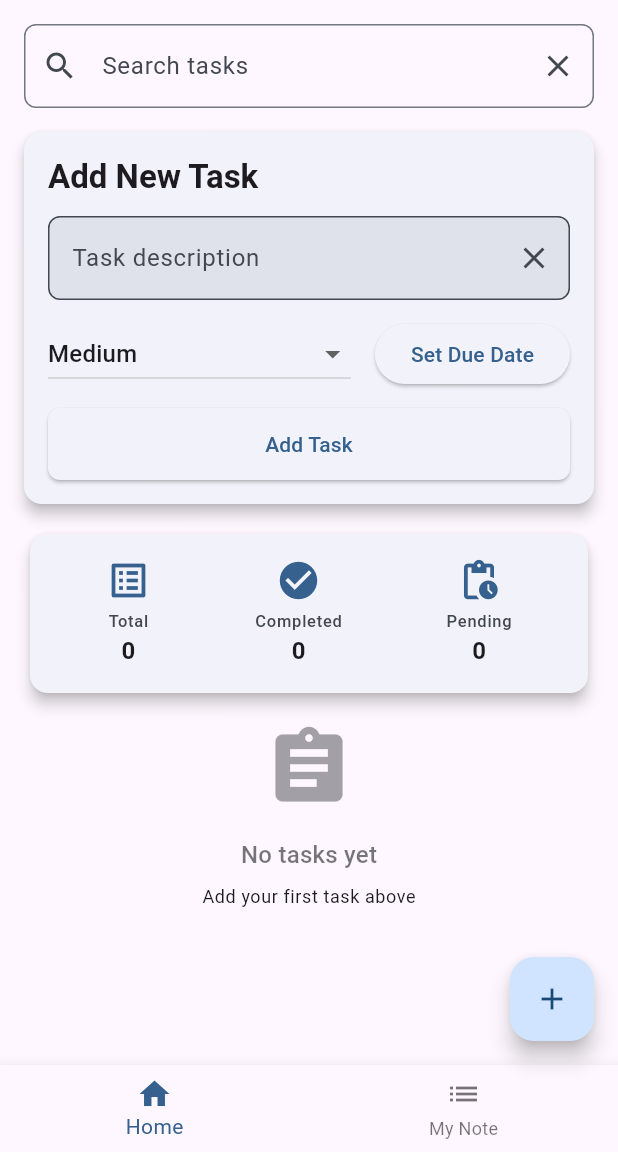
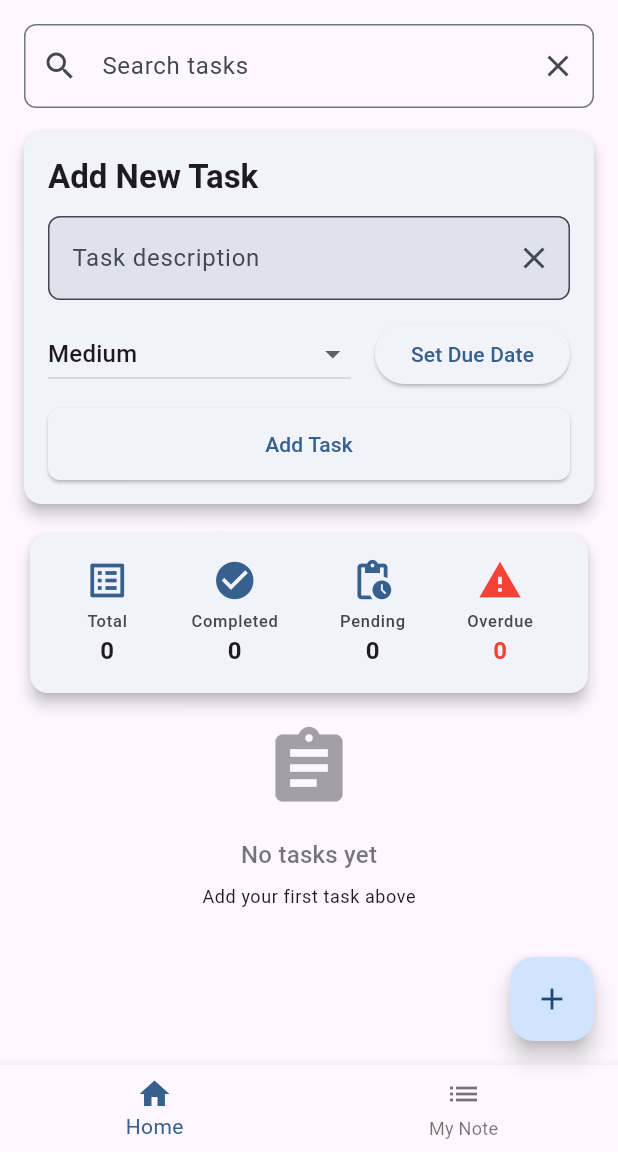
Before and after one commit to shahinul22/to_do_and_note, a Flutter app: the screen it shows after launch, on a phone screen of 412 x 824 dp, the part 84-1236 px from its top. Run offline on Flutter 3.47's test engine with Material 3 defaults, Android fonts, the phone set to English and light mode, and no system bars; our stand-ins replace flutter_local_notifications, shared_preferences, timezone.

Commit message:
add overdue tasks

```diff
--- a/lib/main.dart
+++ b/lib/main.dart
@@ -275,13 +275,11 @@
     );
   }
 
-  Widget _buildTodoItem(BuildContext context, int index) {
+  Widget _buildTodoItem(BuildContext context, int index, {bool isOverdue = false}) {
     final todo = _todos[index];
     final dueDateStr = todo['dueDate'];
     final priority = todo['priority'] ?? 'Medium';
     DateTime? dueDate = dueDateStr != null ? DateTime.parse(dueDateStr) : null;
-    final isOverdue =
-        dueDate != null && dueDate.isBefore(DateTime.now()) && !todo['completed'];
 
     Color priorityColor;
     switch (priority) {
@@ -471,7 +469,8 @@
 
   Widget _buildStatsCard() {
     final completedCount = _todos.where((todo) => todo['completed']).length;
-    final pendingCount = _todos.length - completedCount;
+    final pendingCount = _todos.where((todo) => !todo['completed']).length;
+    final overdueCount = _todos.where((todo) => _isOverdue(todo)).length;
 
     return Card(
       elevation: 4,
@@ -486,19 +485,23 @@
                 Icons.check_circle, 'Completed', completedCount.toString()),
             _buildStatItem(
                 Icons.pending_actions, 'Pending', pendingCount.toString()),
+            _buildStatItem(
+                Icons.warning, 'Overdue', overdueCount.toString(), isWarning: true),
           ],
         ),
       ),
     );
   }
 
-  Widget _buildStatItem(IconData icon, String label, String value) {
+  Widget _buildStatItem(IconData icon, String label, String value, {bool isWarning = false}) {
     return Column(
       children: [
         Icon(
           icon,
           size: 30,
-          color: Theme.of(context).colorScheme.primary,
+          color: isWarning
+              ? Colors.red
+              : Theme.of(context).colorScheme.primary,
         ),
         const SizedBox(height: 4),
         Text(
@@ -511,18 +514,41 @@
           value,
           style: Theme.of(context).textTheme.titleMedium?.copyWith(
             fontWeight: FontWeight.bold,
+            color: isWarning ? Colors.red : null,
           ),
         ),
       ],
     );
   }
 
+  bool _isOverdue(Map<String, dynamic> todo) {
+    if (todo['completed']) return false;
+    final dueDateStr = todo['dueDate'];
+    if (dueDateStr == null) return false;
+    final dueDate = DateTime.parse(dueDateStr);
+    return dueDate.isBefore(DateTime.now());
+  }
+
   List<MapEntry<int, Map<String, dynamic>>> _getFilteredAndSortedTodos(
-      bool completed) {
+      String category) {
     var filtered = _todos.asMap().entries.where((entry) {
       final todo = entry.value;
-      return todo['completed'] == completed &&
-          todo['task'].toLowerCase().contains(_searchQuery);
+
+      // Filter by category
+      bool matchesCategory = false;
+      switch (category) {
+        case 'pending':
+          matchesCategory = !todo['completed'] && !_isOverdue(todo);
+          break;
+        case 'overdue':
+          matchesCategory = !todo['completed'] && _isOverdue(todo);
+          break;
+        case 'completed':
+          matchesCategory = todo['completed'];
+          break;
+      }
+
+      return matchesCategory && todo['task'].toLowerCase().contains(_searchQuery);
     }).toList();
 
     filtered.sort((a, b) {
@@ -530,10 +556,12 @@
       final todoB = b.value;
       switch (_sortBy) {
         case 'Due Date':
-          final dateA =
-          todoA['dueDate'] != null ? DateTime.parse(todoA['dueDate']) : DateTime(9999);
-          final dateB =
-          todoB['dueDate'] != null ? DateTime.parse(todoB['dueDate']) : DateTime(9999);
+          final dateA = todoA['dueDate'] != null
+              ? DateTime.parse(todoA['dueDate'])
+              : DateTime(9999);
+          final dateB = todoB['dueDate'] != null
+              ? DateTime.parse(todoB['dueDate'])
+              : DateTime(9999);
           return dateA.compareTo(dateB);
         case 'Priority':
           const priorityMap = {'High': 3, 'Medium': 2, 'Low': 1};
@@ -551,10 +579,11 @@
   }
 
   Widget _buildTodoList() {
-    final pendingTodos = _getFilteredAndSortedTodos(false);
-    final completedTodos = _getFilteredAndSortedTodos(true);
+    final pendingTodos = _getFilteredAndSortedTodos('pending');
+    final overdueTodos = _getFilteredAndSortedTodos('overdue');
+    final completedTodos = _getFilteredAndSortedTodos('completed');
 
-    if (_todos.isEmpty || (pendingTodos.isEmpty && completedTodos.isEmpty)) {
+    if (_todos.isEmpty || (pendingTodos.isEmpty && overdueTodos.isEmpty && completedTodos.isEmpty)) {
       return Center(
         child: Column(
           mainAxisAlignment: MainAxisAlignment.center,
@@ -584,6 +613,32 @@
     return Column(
       crossAxisAlignment: CrossAxisAlignment.start,
       children: [
+        if (overdueTodos.isNotEmpty) ...[
+          Padding(
+            padding: const EdgeInsets.symmetric(vertical: 8),
+            child: Row(
+              children: [
+                const Icon(Icons.warning, color: Colors.red),
+                const SizedBox(width: 8),
+                Text(
+                  'Overdue Tasks',
+                  style: Theme.of(context).textTheme.titleLarge?.copyWith(
+                    fontWeight: FontWeight.bold,
+                    color: Colors.red,
+                  ),
+                ),
+              ],
+            ),
+          ),
+          ListView.builder(
+            shrinkWrap: true,
+            physics: const NeverScrollableScrollPhysics(),
+            itemCount: overdueTodos.length,
+            itemBuilder: (context, i) =>
+                _buildTodoItem(context, overdueTodos[i].key, isOverdue: true),
+          ),
+          const SizedBox(height: 16),
+        ],
         if (pendingTodos.isNotEmpty) ...[
           Padding(
             padding: const EdgeInsets.symmetric(vertical: 8),
@@ -600,6 +655,7 @@
             itemCount: pendingTodos.length,
             itemBuilder: (context, i) => _buildTodoItem(context, pendingTodos[i].key),
           ),
+          const SizedBox(height: 16),
         ],
         if (completedTodos.isNotEmpty) ...[
           Padding(
@@ -608,7 +664,7 @@
               mainAxisAlignment: MainAxisAlignment.spaceBetween,
               children: [
                 Text(
-                  'Pending Tasks',
+                  'Completed Tasks',
                   style: Theme.of(context).textTheme.titleLarge?.copyWith(
                     fontWeight: FontWeight.bold,
                   ),
```
